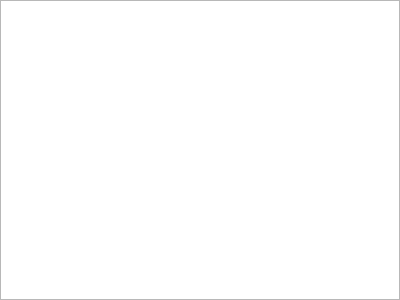
Old version of the form vclib/render/src/vclib/qt/gui/drawable_object_vector_tree.ui in the repository cnr-isti-vclab/vclib.
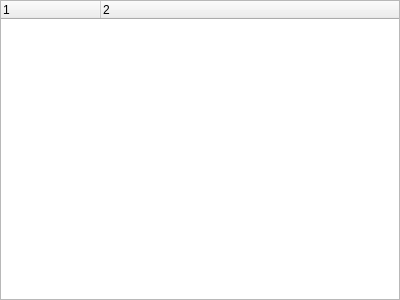
New version of the form.

Commit message: [render] add MeshInfo properties when DrawableObject is an AbstractDrawableMesh

```diff
--- a/vclib/render/src/vclib/qt/gui/drawable_object_vector_tree.ui
+++ b/vclib/render/src/vclib/qt/gui/drawable_object_vector_tree.ui
@@ -34,11 +34,25 @@
 }</string>
      </property>
      <property name="headerHidden">
-      <bool>true</bool>
+      <bool>false</bool>
      </property>
+     <property name="columnCount">
+      <number>2</number>
+     </property>
+     <attribute name="headerVisible">
+      <bool>true</bool>
+     </attribute>
+     <attribute name="headerStretchLastSection">
+      <bool>true</bool>
+     </attribute>
      <column>
       <property name="text">
-       <string notr="true">1</string>
+       <string notr="true"/>
+      </property>
+     </column>
+     <column>
+      <property name="text">
+       <string/>
       </property>
      </column>
     </widget>
```
The commit also changes 2 other files.
